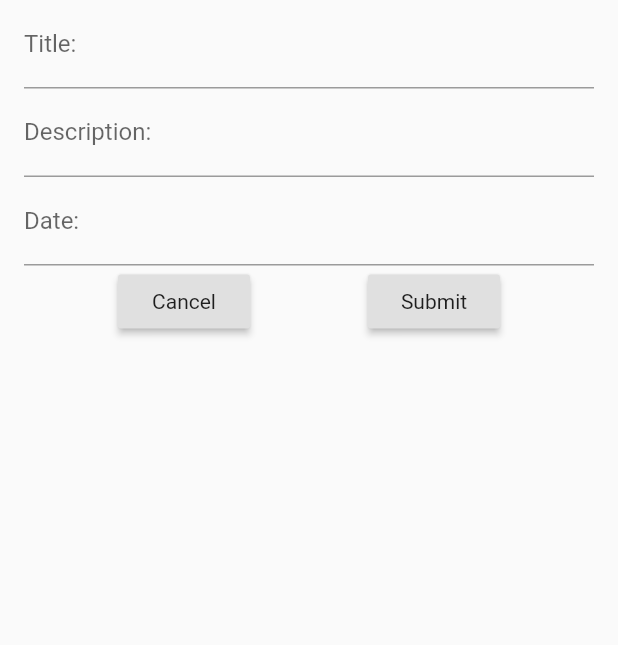
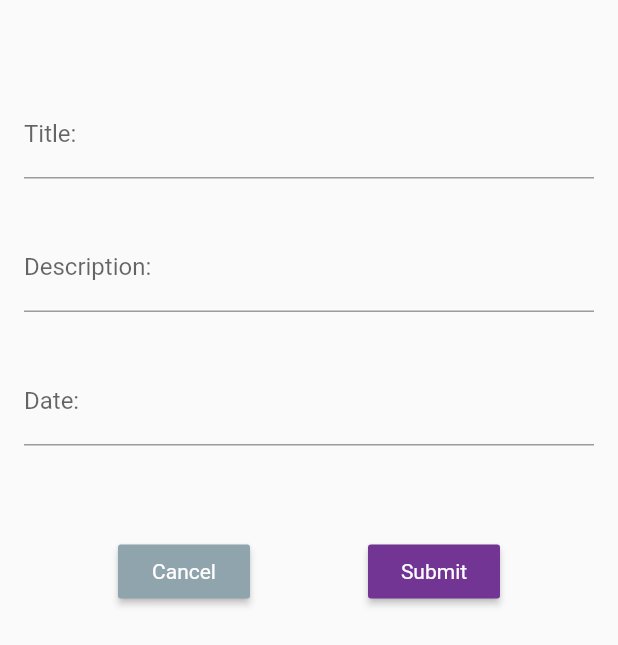
Before and after one commit to Storm-Slayers/kindlyshare, a Flutter app: the AddRequestPage screen opened directly, on a phone screen of 412 x 824 dp. Shown: the top 645 px of the screen. Run offline on Flutter 3.47's test engine with Material 2 defaults, Android fonts, the phone set to English and light mode, and no system bars; our stand-ins replace cloud_firestore, firebase_auth, flutter_image_compress, flutter_spinkit, flutter_svg, font_awesome_flutter; missing offline and left inert: image_picker_modern; accounts and stored records are empty.

Commit message:
final touches

```diff
--- a/lib/screens/new_request/add_request.dart
+++ b/lib/screens/new_request/add_request.dart
@@ -4,6 +4,7 @@ import 'package:flutter/material.dart';
 import 'package:kindlyshare/Services/firestoreService.dart';
 import 'package:kindlyshare/models/requests.dart';
 import 'package:kindlyshare/components/UI_components.dart';
+import 'package:kindlyshare/components/colors.dart';
 
 class AddRequestPage extends StatefulWidget {
   final Requests request;
@@ -56,12 +57,18 @@ class _AddRequestPageState extends State<AddRequestPage> {
         height: MediaQuery.of(context).size.height - 80,
         child: ListView(
           children: [
+            SizedBox(
+              height: 60.0,
+            ),
             Padding(
               padding: EdgeInsets.only(left: 16.0, right: 16.0),
               child: TextField(
                 controller: _requestListNameController,
                 decoration: InputDecoration(labelText: 'Title: '),
               ),
+            ),
+            SizedBox(
+              height: 30.0,
             ),
             Padding(
               padding: EdgeInsets.only(left: 16.0, right: 16.0),
@@ -70,6 +77,9 @@ class _AddRequestPageState extends State<AddRequestPage> {
                 decoration: InputDecoration(labelText: 'Description: '),
               ),
             ),
+            SizedBox(
+              height: 30.0,
+            ),
             Padding(
               padding: EdgeInsets.only(left: 16.0, right: 16.0),
               child: TextField(
@@ -77,16 +87,24 @@ class _AddRequestPageState extends State<AddRequestPage> {
                 decoration: InputDecoration(labelText: 'Date: '),
               ),
             ),
+            SizedBox(
+              height: 60.0,
+            ),
             Row(
               mainAxisAlignment: MainAxisAlignment.spaceEvenly,
               children: [
                 RaisedButton(
+                  color: Colors.blueGrey[300],
                   onPressed: () {
                     Navigator.of(context).pop();
                   },
-                  child: const Text('Cancel'),
+                  child: const Text(
+                    'Cancel',
+                    style: TextStyle(color: Colors.white),
+                  ),
                 ),
                 RaisedButton(
+                  color: AppColors.button_gradient2,
                     onPressed: () {
                       _requestListNameController.text.trim() == ""
                           ? NewAlertDialog.showAlertDialog(
@@ -95,7 +113,8 @@ class _AddRequestPageState extends State<AddRequestPage> {
                               "Insert a value in the title field to save.")
                           : createRequest();
                     },
-                    child: const Text('Submit'))
+                    child: const Text('Submit',
+                     style: TextStyle(color: Colors.white),))
               ],
             )
           ],
```
Also changed, not shown: lib/screens/requestPage/requestPage.dart (+11 -7 lines).
